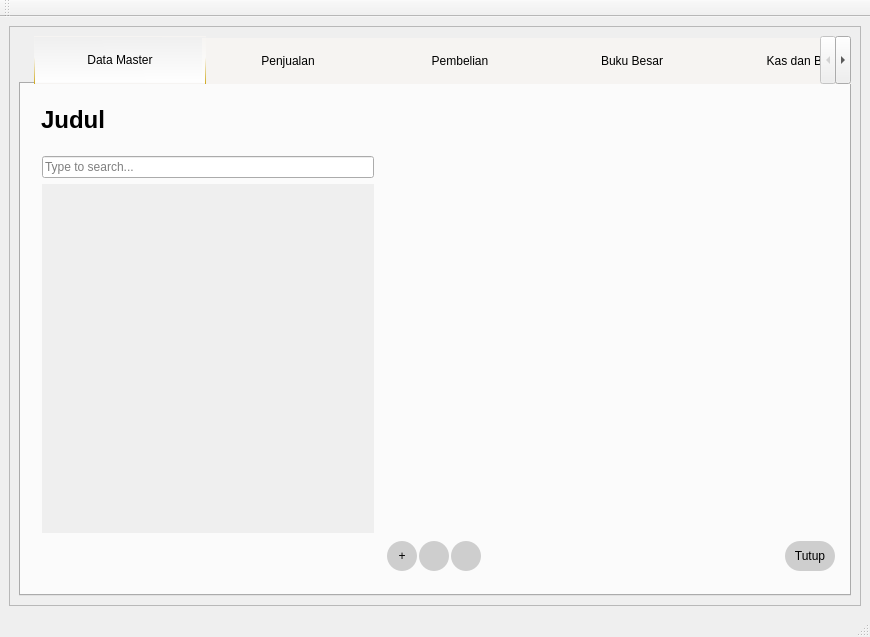
Before: the Qt Designer form source/GUI.ui in fnugrahendi/petuk.corp, drawn with Qt 5.
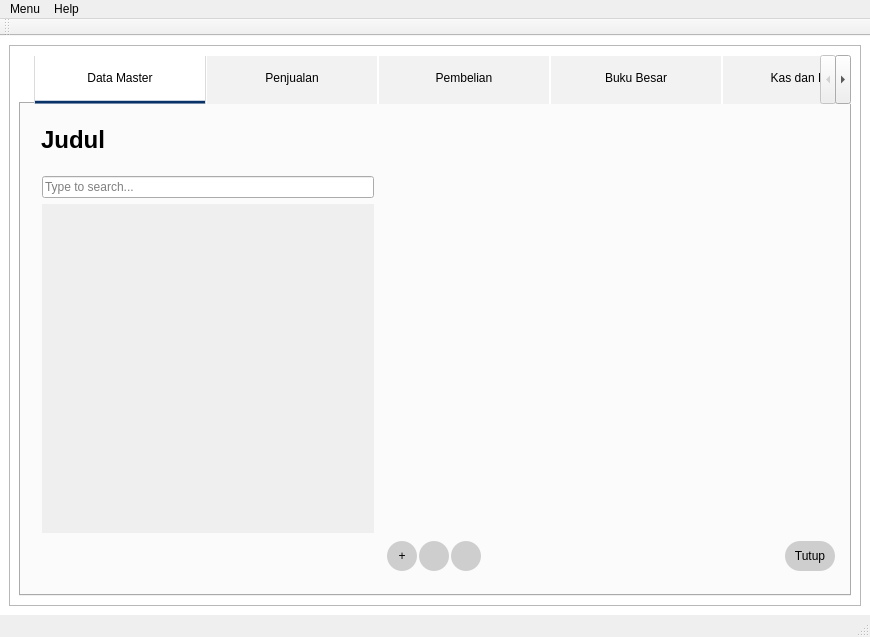
After: the same form once the commit is applied. The open tabs and pages were chosen to show the change. Icons and pictures are not drawn.

Commit message: Gui tab, recompile

Diff of the .ui file:
```diff
--- a/source/GUI.ui
+++ b/source/GUI.ui
@@ -34,7 +34,11 @@
   </property>
   <widget class="QWidget" name="centralwidget">
    <property name="styleSheet">
-    <string notr="true">QTableWidget{border-width:1px;border-color:rgb(0, 0, 0);border-style:solid;border-radius:0px;}</string>
+    <string notr="true">QWidget#centralwidget{
+background:white;
+}
+
+QTableWidget{border-width:1px;border-color:rgb(0, 0, 0);border-style:solid;border-radius:0px;}</string>
    </property>
    <layout class="QGridLayout" name="gridLayout">
     <item row="0" column="0">
@@ -61,18 +65,18 @@
 }
 QTabBar::tab 
 {
-    background: #F6F4F2;
+    background: rgb(242,242,242);
     color: #000000;   
 	padding:15px 40px;
 	border-width:1px;
 	border-style:solid;
-	border-color:#F6F4F2;
+	border-color:#FFFFFF;
 	min-width:90px;
 	border-radius:0px;
-/*	border-top-left-radius: 10px;
-	border-top-right-radius: 10px;*/
 	font: 10pt &quot;Arial&quot;;
 	text-decoration:none;
+	border-bottom-width:4px;
+	border-bottom-color:rgb(242,242,242);;
 }
 
 QTabBar::tab:selected, 
@@ -81,27 +85,31 @@
 	font: 10pt &quot;Arial&quot;;
     color: black;
 	text-decoration:none;
+	
+	background-color: rgb(255,255,255);
+border-left-width:1px;
+border-left-style:solid;
 
-	background-color: qlineargradient(spread:pad, x1:0.505556, y1:0, x2:0.517, y2:1, stop:0 rgba(246, 244, 242, 0), stop:1 rgba(255, 255, 255, 255));
-	border-right-color:qlineargradient(spread:pad, x1:0.511111, y1:1, x2:0.545, y2:0.443182, stop:0 rgba(207, 169, 30, 255), stop:1 rgba(246, 244, 242, 10));
-	border-left-color: qlineargradient(spread:pad, x1:0.511111, y1:1, x2:0.545, y2:0.443182, stop:0 rgba(207, 169, 30, 255), stop:1 rgba(246, 244, 242, 10));
+	border-right-color:rgb(219,219,219);
+	border-left-color : rgb(219,219,219);
+	border-bottom-color:rgb(8,50,103);
+	border-bottom-color: qlineargradient(spread:pad, x1:0, y1:1, x2:0, y2:0, stop:0 rgba(116, 140, 170, 255), stop:0.176796 rgba(116, 140, 170, 255), stop:0.198895 rgba(9, 51, 104, 255), stop:0.767956 rgba(9, 51, 104, 255), stop:0.773481 rgba(198, 208, 220, 255), stop:1 rgba(198, 208, 220, 255));
 }
 
-
+/*
 QTabBar::tab:selected {
-/* expand/overlap to the left and right by 4px */
 margin-left: -4px;
 margin-right: -4px;
 }
 QTabBar::tab:first:selected {
-margin-left: 0; /* the first selected tab has nothing to overlap with on the left */
+margin-left: 0;
 }
 QTabBar::tab:last:selected {
-margin-right: 0; /* the last selected tab has nothing to overlap with on the right */
+margin-right: 0;
 }
 QTabBar::tab:!selected {
-margin-top: 2px; /* make non-selected tabs look smaller */
-}</string>
+margin-top: 2px; 
+}*/</string>
          </property>
          <property name="currentIndex">
           <number>0</number>
@@ -421,8 +429,8 @@
                          <rect>
                           <x>0</x>
                           <y>0</y>
-                          <width>332</width>
-                          <height>18</height>
+                          <width>250</width>
+                          <height>30</height>
                          </rect>
                         </property>
                         <property name="styleSheet">
@@ -10350,9 +10358,24 @@
      <x>0</x>
      <y>0</y>
      <width>870</width>
-     <height>25</height>
+     <height>19</height>
     </rect>
    </property>
+   <widget class="QMenu" name="menuMenu">
+    <property name="title">
+     <string>Menu</string>
+    </property>
+    <addaction name="actionLog_Off"/>
+   </widget>
+   <widget class="QMenu" name="menuHelp">
+    <property name="title">
+     <string>Help</string>
+    </property>
+    <addaction name="actionAbout"/>
+    <addaction name="actionLicense"/>
+   </widget>
+   <addaction name="menuMenu"/>
+   <addaction name="menuHelp"/>
   </widget>
   <widget class="QStatusBar" name="statusbar"/>
   <widget class="QToolBar" name="toolBar">
```
Left out of the diff: 395 changed lines with no effect on the pictures. The commit also changes 4 other files.
